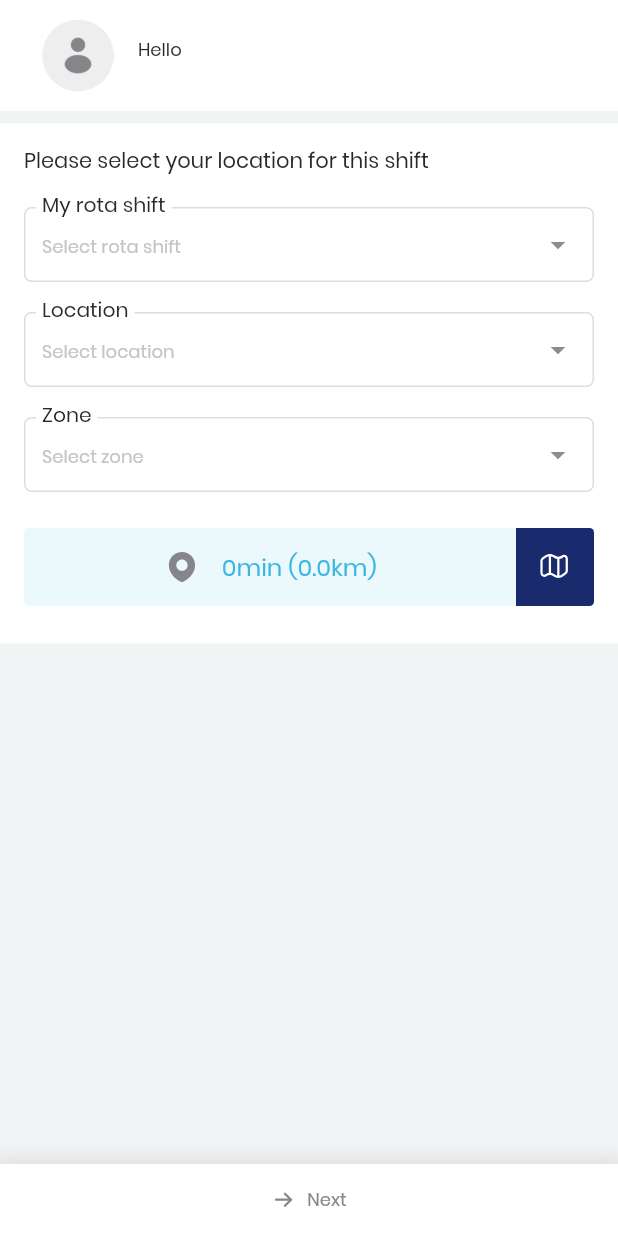
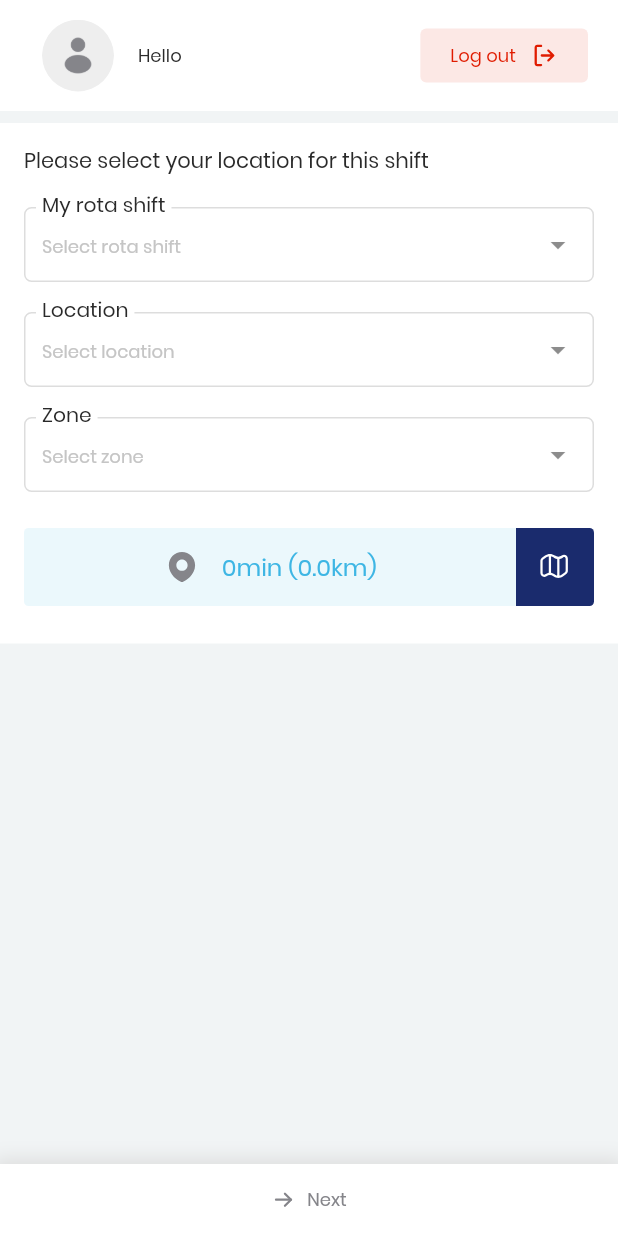
Before and after one commit to Bang-ukpc/refactor-iTicket, a Flutter app: the LocationScreen screen opened by its route, on a phone screen of 412 x 824 dp. Run offline on Flutter 3.47's test engine with Material 2 defaults, Android fonts, the phone set to English and light mode, and no system bars; drawn by our look-alikes of dropdown_search; our stand-ins replace camera, carousel_slider, connectivity_plus, dio, flutter_blue_plus, flutter_dotenv and 10 more; missing offline and left inert: aad_oauth, anyline_plugin, esc_pos_utils, flutter_background_service, flutter_background_service_android, flutter_polyline_points and 1 more; accounts and stored records are empty; network calls fail; project files that could hold a hidden picture were left out.

Commit message:
WRDN-85 As a Warden, I want to logout from the application

```diff
--- a/lib/main.dart
+++ b/lib/main.dart
@@ -7,7 +7,6 @@ import 'package:iWarden/providers/print_issue_providers.dart' as print_issue;
 import 'package:iWarden/providers/wardens_info.dart';
 import 'package:iWarden/routes/routes.dart';
 import 'package:iWarden/screens/connecting-status/connecting_screen.dart';
-import 'package:iWarden/screens/location/location_screen.dart';
 import 'package:iWarden/screens/login_screens.dart';
 import 'package:iWarden/settings/app_settings.dart';
 import 'package:iWarden/theme/theme.dart';
--- a/lib/screens/location/location_screen.dart
+++ b/lib/screens/location/location_screen.dart
@@ -3,7 +3,6 @@ import 'dart:developer';
 
 import 'package:dropdown_search/dropdown_search.dart';
 import 'package:flutter/material.dart';
-import 'package:flutter/services.dart';
 import 'package:flutter_svg/svg.dart';
 import 'package:google_maps_flutter/google_maps_flutter.dart';
 import 'package:iWarden/common/bottom_sheet_2.dart';
@@ -220,6 +219,7 @@ class _LocationScreenState extends State<LocationScreen> {
                   location: null,
                   zone: null,
                   isDrawer: false,
+                  isLogout: true,
                 ),
                 Container(
                   margin: const EdgeInsets.only(top: 8),
--- a/lib/widgets/drawer/info_drawer.dart
+++ b/lib/widgets/drawer/info_drawer.dart
@@ -6,9 +6,11 @@ import 'package:iWarden/configs/const.dart';
 import 'package:iWarden/configs/current_location.dart';
 import 'package:iWarden/controllers/user_controller.dart';
 import 'package:iWarden/models/wardens.dart';
+import 'package:iWarden/providers/auth.dart';
 import 'package:iWarden/providers/locations.dart';
 import 'package:iWarden/providers/wardens_info.dart';
 import 'package:iWarden/screens/location/location_screen.dart';
+import 'package:iWarden/screens/login_screens.dart';
 import 'package:iWarden/theme/color.dart';
 import 'package:iWarden/theme/text_theme.dart';
 import 'package:provider/provider.dart';
@@ -19,14 +21,16 @@ class InfoDrawer extends StatelessWidget {
   final String? location;
   final String? zone;
   final bool isDrawer;
-  const InfoDrawer(
-      {Key? key,
+  final bool isLogout;
+  const InfoDrawer({
+    Key? key,
     required this.assetImage,
     required this.name,
     required this.isDrawer,
     this.location,
-      this.zone})
-      : super(key: key);
+    this.zone,
+    this.isLogout = false,
+  }) : super(key: key);
 
   @override
   Widget build(BuildContext context) {
@@ -49,6 +53,49 @@ class InfoDrawer extends StatelessWidget {
       try {
         await userController.createWardenEvent(wardenEvent).then((value) {
           Navigator.of(context).pushReplacementNamed(LocationScreen.routeName);
+        });
+      } on DioError catch (error) {
+        if (error.type == DioErrorType.other) {
+          CherryToast.error(
+            toastDuration: const Duration(seconds: 2),
+            title: Text(
+              'Network error',
+              style: CustomTextStyle.h5.copyWith(color: ColorTheme.danger),
+            ),
+            toastPosition: Position.bottom,
+            borderRadius: 5,
+          ).show(context);
+          return;
+        }
+        CherryToast.error(
+          displayCloseButton: false,
+          title: Text(
+            error.response!.data['message'].toString().length >
+                    Constant.errorMaxLength
+                ? 'Internal server error'
+                : error.response!.data['message'],
+            style: CustomTextStyle.h5.copyWith(color: ColorTheme.danger),
+          ),
+          toastPosition: Position.bottom,
+          borderRadius: 5,
+        ).show(context);
+      }
+    }
+
+    void onLogout(Auth auth) async {
+      try {
+        await auth.logout().then((value) {
+          Navigator.of(context).pushNamedAndRemoveUntil(
+              LoginScreen.routeName, (Route<dynamic> route) => false);
+          CherryToast.success(
+            displayCloseButton: false,
+            title: Text(
+              'Log out successfully',
+              style: CustomTextStyle.h5.copyWith(color: ColorTheme.success),
+            ),
+            toastPosition: Position.bottom,
+            borderRadius: 5,
+          ).show(context);
         });
       } on DioError catch (error) {
         if (error.type == DioErrorType.other) {
@@ -144,7 +191,10 @@ class InfoDrawer extends StatelessWidget {
             : 15,
       ),
       color: isDrawer ? ColorTheme.darkPrimary : Colors.white,
-        child: Column(
+      child: Row(
+        mainAxisAlignment: MainAxisAlignment.spaceBetween,
+        children: [
+          Column(
             crossAxisAlignment: CrossAxisAlignment.start,
             children: [
               Row(
@@ -156,16 +206,20 @@ class InfoDrawer extends StatelessWidget {
                   Column(
                     crossAxisAlignment: CrossAxisAlignment.start,
                     children: [
-                    Text(
+                      SizedBox(
+                        width: isLogout == true
+                            ? MediaQuery.of(context).size.width * 0.4
+                            : MediaQuery.of(context).size.width * 0.5,
+                        child: Text(
                           name,
                           style: CustomTextStyle.h6.copyWith(
-                        color:
-                            !isDrawer ? ColorTheme.textPrimary : Colors.white,
+                            color: !isDrawer
+                                ? ColorTheme.textPrimary
+                                : Colors.white,
                             fontWeight: FontWeight.w500,
+                            overflow: TextOverflow.visible,
                           ),
                         ),
-                    const SizedBox(
-                      height: 8,
                       ),
                       if (location != null)
                         Text(
@@ -218,6 +272,43 @@ class InfoDrawer extends StatelessWidget {
                   ),
                 )
             ],
-        ));
+          ),
+          if (isLogout == true)
+            Consumer<Auth>(
+              builder: (context, auth, _) {
+                return ElevatedButton(
+                  onPressed: () {
+                    onLogout(auth);
+                  },
+                  style: ElevatedButton.styleFrom(
+                    elevation: 0,
+                    backgroundColor: ColorTheme.lightDanger,
+                    padding: const EdgeInsets.symmetric(horizontal: 20),
+                  ),
+                  child: Row(
+                    mainAxisSize: MainAxisSize.min,
+                    children: [
+                      Text(
+                        "Log out",
+                        style: CustomTextStyle.h6.copyWith(
+                            color: ColorTheme.danger,
+                            fontWeight: FontWeight.w500),
+                      ),
+                      const SizedBox(
+                        width: 10,
+                      ),
+                      SvgPicture.asset(
+                        "assets/svg/IconEndShift.svg",
+                        width: 18,
+                        color: ColorTheme.danger,
+                      ),
+                    ],
+                  ),
+                );
+              },
+            ),
+        ],
+      ),
+    );
   }
 }
```
Also changed, not shown: lib/widgets/drawer/app_drawer.dart (+17 -30 lines). Lines whose indentation alone changed are shown as unchanged.
